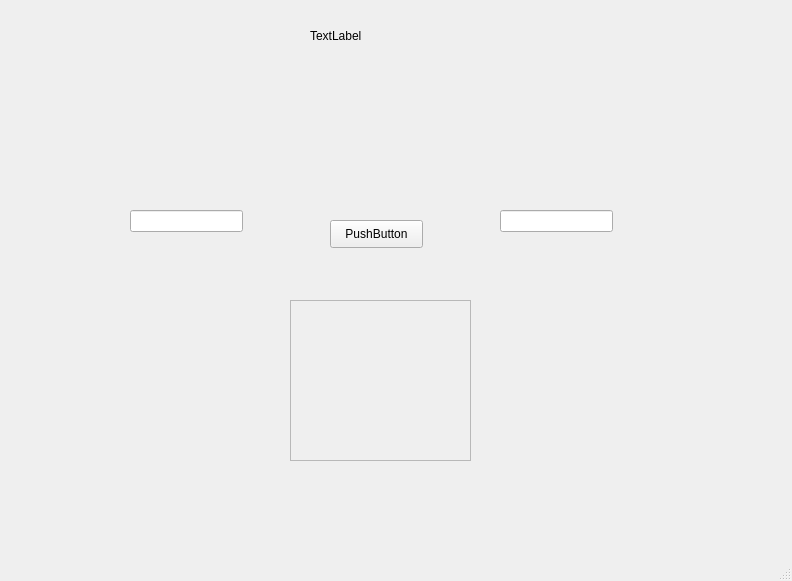
First picture: the form in Primoinador/UI_definitiva.ui, repository Pedrouw/NumeroHermano, before the edit.
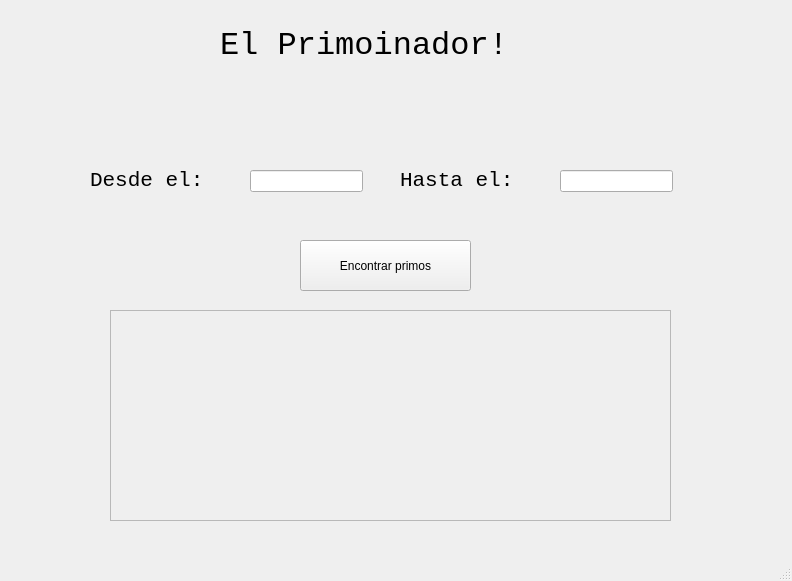
Second picture: the form after the edit.

Commit message: unos cambios

```diff
--- a/Primoinador/UI_definitiva.ui
+++ b/Primoinador/UI_definitiva.ui
@@ -17,8 +17,8 @@
    <widget class="QLineEdit" name="lineEdit">
     <property name="geometry">
      <rect>
-      <x>130</x>
-      <y>210</y>
+      <x>250</x>
+      <y>170</y>
       <width>113</width>
       <height>22</height>
      </rect>
@@ -27,8 +27,8 @@
    <widget class="QLineEdit" name="lineEdit_2">
     <property name="geometry">
      <rect>
-      <x>500</x>
-      <y>210</y>
+      <x>560</x>
+      <y>170</y>
       <width>113</width>
       <height>22</height>
      </rect>
@@ -37,10 +37,10 @@
    <widget class="QScrollArea" name="scrollArea">
     <property name="geometry">
      <rect>
-      <x>290</x>
-      <y>300</y>
-      <width>181</width>
-      <height>161</height>
+      <x>110</x>
+      <y>310</y>
+      <width>561</width>
+      <height>211</height>
      </rect>
     </property>
     <property name="widgetResizable">
@@ -51,8 +51,8 @@
       <rect>
        <x>0</x>
        <y>0</y>
-       <width>179</width>
-       <height>159</height>
+       <width>559</width>
+       <height>209</height>
       </rect>
      </property>
     </widget>
@@ -60,27 +60,71 @@
    <widget class="QLabel" name="label">
     <property name="geometry">
      <rect>
-      <x>310</x>
-      <y>10</y>
-      <width>121</width>
+      <x>220</x>
+      <y>20</y>
+      <width>341</width>
       <height>51</height>
      </rect>
     </property>
+    <property name="font">
+     <font>
+      <family>Consolas</family>
+      <pointsize>24</pointsize>
+     </font>
+    </property>
     <property name="text">
-     <string>TextLabel</string>
+     <string>El Primoinador!</string>
     </property>
    </widget>
    <widget class="QPushButton" name="pushButton">
     <property name="geometry">
      <rect>
-      <x>330</x>
-      <y>220</y>
-      <width>93</width>
-      <height>28</height>
+      <x>300</x>
+      <y>240</y>
+      <width>171</width>
+      <height>51</height>
      </rect>
     </property>
     <property name="text">
-     <string>PushButton</string>
+     <string>Encontrar primos</string>
+    </property>
+   </widget>
+   <widget class="QLabel" name="label_2">
+    <property name="geometry">
+     <rect>
+      <x>90</x>
+      <y>150</y>
+      <width>151</width>
+      <height>61</height>
+     </rect>
+    </property>
+    <property name="font">
+     <font>
+      <family>Consolas</family>
+      <pointsize>16</pointsize>
+     </font>
+    </property>
+    <property name="text">
+     <string>Desde el:</string>
+    </property>
+   </widget>
+   <widget class="QLabel" name="label_3">
+    <property name="geometry">
+     <rect>
+      <x>400</x>
+      <y>150</y>
+      <width>151</width>
+      <height>61</height>
+     </rect>
+    </property>
+    <property name="font">
+     <font>
+      <family>Consolas</family>
+      <pointsize>16</pointsize>
+     </font>
+    </property>
+    <property name="text">
+     <string>Hasta el:</string>
     </property>
    </widget>
   </widget>
```
